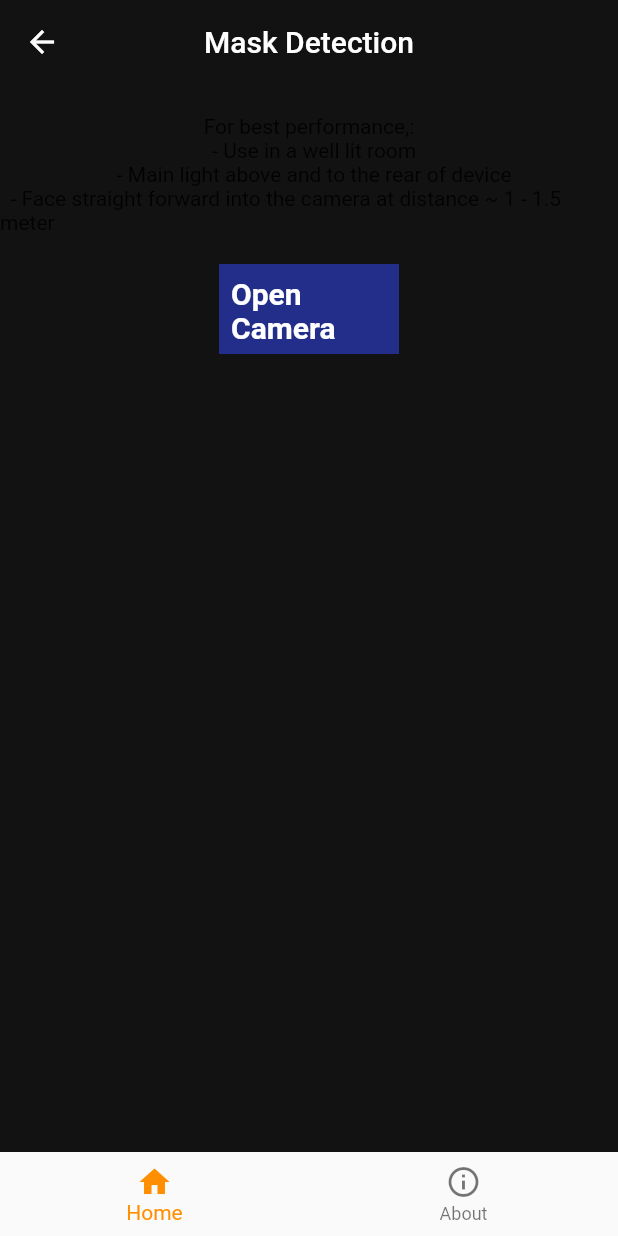
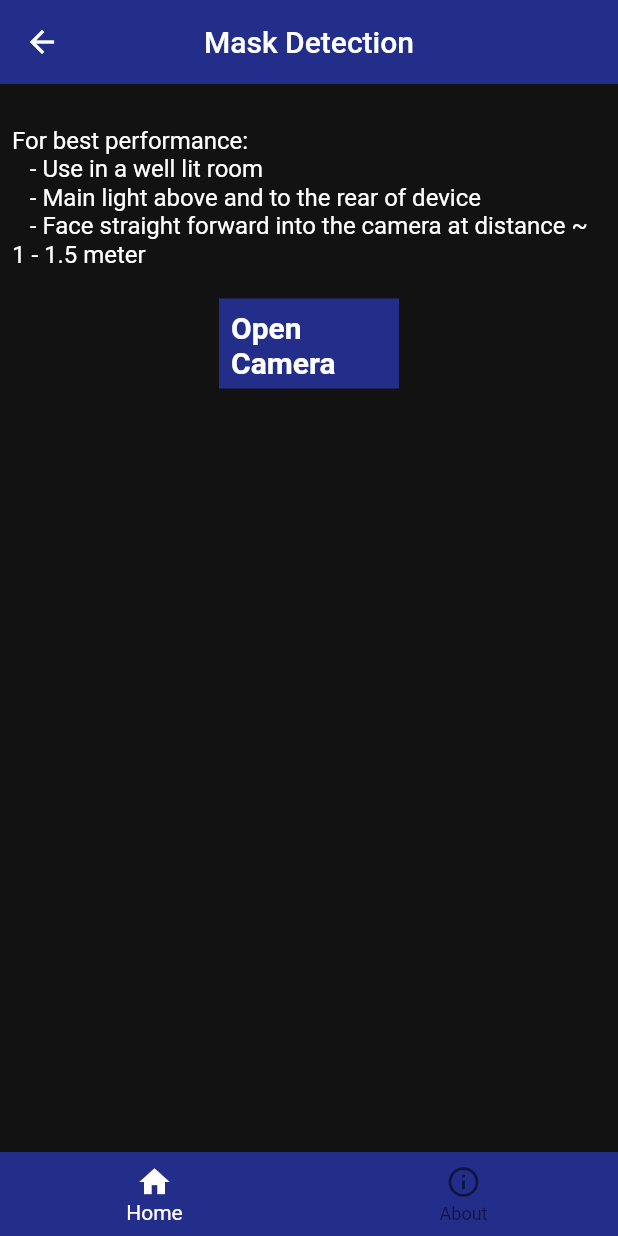
Before and after one commit to Williamtobs/facemask_detection, a Flutter app: the BottomNavigation screen opened directly, on a phone screen of 412 x 824 dp. Run offline on Flutter 3.47's test engine with Material 2 defaults, Android fonts, the phone set to English and light mode, and no system bars; our stand-ins replace camera; missing offline and left inert: tflite.

Commit message:
Improve progress

```diff
--- a/assets/labels.txt
+++ b/assets/labels.txt
@@ -1,2 +1,2 @@
-0 With Mask
-1 Without Mask
+With Mask
+Without Mask
--- a/lib/UI/Widgets/bottom_navigation.dart
+++ b/lib/UI/Widgets/bottom_navigation.dart
@@ -11,6 +11,7 @@ class BottomNavigation extends StatefulWidget {
 
 class _BottomNavigationState extends State<BottomNavigation> {
   int _currentIndex = 0;
+  // ignore: non_constant_identifier_names
   var Screens = [
     const HomeScreen(),
     const AboutScreen(),
@@ -20,6 +21,7 @@ class _BottomNavigationState extends State<BottomNavigation> {
     return Scaffold(
       body: Screens.elementAt(_currentIndex),
       bottomNavigationBar: BottomNavigationBar(
+        backgroundColor: const Color.fromARGB(255, 35, 46, 139),
         items: const [
           BottomNavigationBarItem(
             icon: Icon(Icons.home),
@@ -33,7 +35,7 @@ class _BottomNavigationState extends State<BottomNavigation> {
           ),
         ],
         currentIndex: _currentIndex,
-        selectedItemColor: Colors.amber[800],
+        selectedItemColor: Colors.white,
         onTap: (index) {
           setState(() {
             _currentIndex = index;
--- a/lib/UI/home_screen.dart
+++ b/lib/UI/home_screen.dart
@@ -1,3 +1,4 @@
+import 'package:facemask_detection/UI/camera_screen.dart';
 import 'package:flutter/material.dart';
 
 class HomeScreen extends StatelessWidget {
@@ -8,19 +9,45 @@ class HomeScreen extends StatelessWidget {
     return Scaffold(
       backgroundColor: const Color.fromARGB(255, 19, 18, 18),
       appBar: AppBar(
-        backgroundColor: const Color.fromARGB(255, 19, 18, 18),
+        backgroundColor: const Color.fromARGB(255, 35, 46, 139),
         centerTitle: true,
         title: const Text('Mask Detection'),
         elevation: 0,
       ),
-      body: Column(
+      body: Padding(
+        padding: const EdgeInsets.all(8.0),
+        child: Column(
+          crossAxisAlignment: CrossAxisAlignment.start,
           children: [
             const SizedBox(height: 20),
-          const Text('For best performance,:'),
-          const Text('\t - Use in a well lit room'),
-          const Text('\t - Main light above and to the rear of device'),
             const Text(
-              '\t - Face straight forward into the camera at distance ~ 1 - 1.5 meter'),
+              'For best performance:',
+              style: TextStyle(
+                color: Colors.white,
+                fontSize: 16,
+              ),
+            ),
+            const Text(
+              '\t\t - Use in a well lit room',
+              style: TextStyle(
+                color: Colors.white,
+                fontSize: 16,
+              ),
+            ),
+            const Text(
+              '\t\t - Main light above and to the rear of device',
+              style: TextStyle(
+                color: Colors.white,
+                fontSize: 16,
+              ),
+            ),
+            const Text(
+              '\t\t - Face straight forward into the camera at distance ~ 1 - 1.5 meter',
+              style: TextStyle(
+                color: Colors.white,
+                fontSize: 16,
+              ),
+            ),
             const SizedBox(height: 20),
             Center(
                 child: Container(
@@ -28,7 +55,12 @@ class HomeScreen extends StatelessWidget {
               height: 60,
               color: const Color.fromARGB(255, 35, 46, 139),
               child: TextButton(
-              onPressed: () {},
+                onPressed: () {
+                  Navigator.push(
+                      context,
+                      MaterialPageRoute(
+                          builder: (context) => const CameraScreen()));
+                },
                 child: const Text(
                   'Open Camera',
                   style: TextStyle(
@@ -40,6 +72,7 @@ class HomeScreen extends StatelessWidget {
             )),
           ],
         ),
+      ),
     );
   }
 }
--- a/lib/UI/splash_screen.dart
+++ b/lib/UI/splash_screen.dart
@@ -28,6 +28,7 @@ class _SplashScreenState extends State<SplashScreen> {
       backgroundColor: const Color.fromARGB(255, 19, 18, 18),
       body: Center(
         child: Column(
+          mainAxisAlignment: MainAxisAlignment.center,
           children: [
             Image.asset(
               'assets/mask.png',
```
Also changed, not shown: lib/UI/about.dart (+16 -1 lines), lib/UI/camera_screen.dart (+14 -7 lines), 2 other files. Lines whose indentation alone changed are shown as unchanged.
